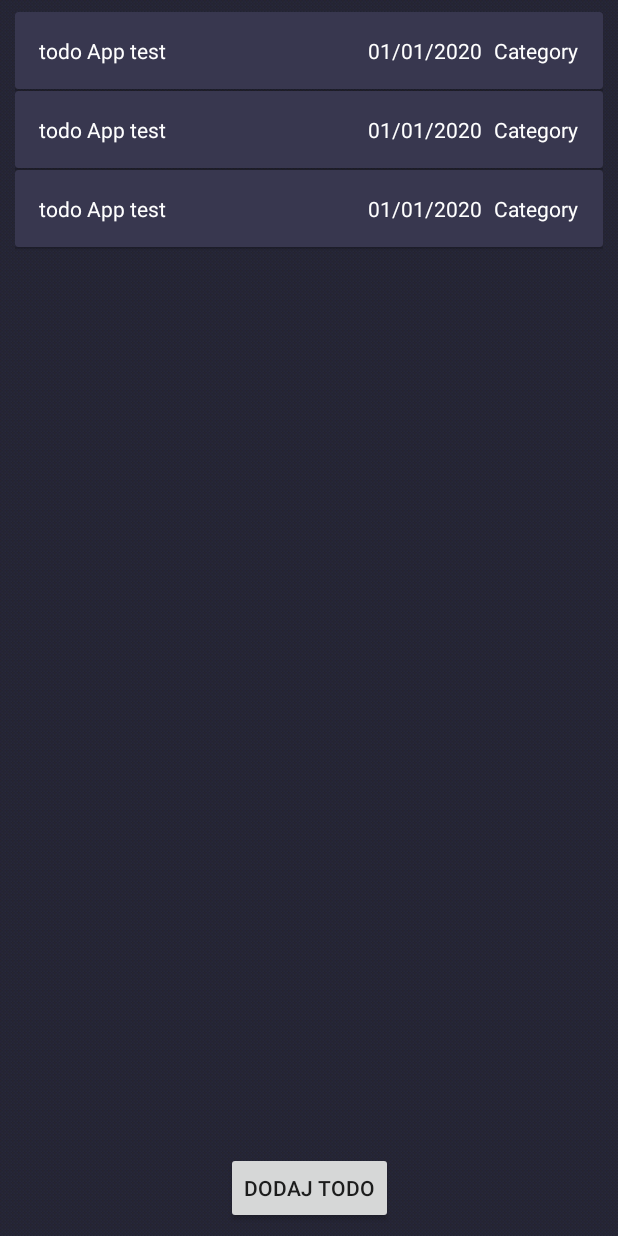
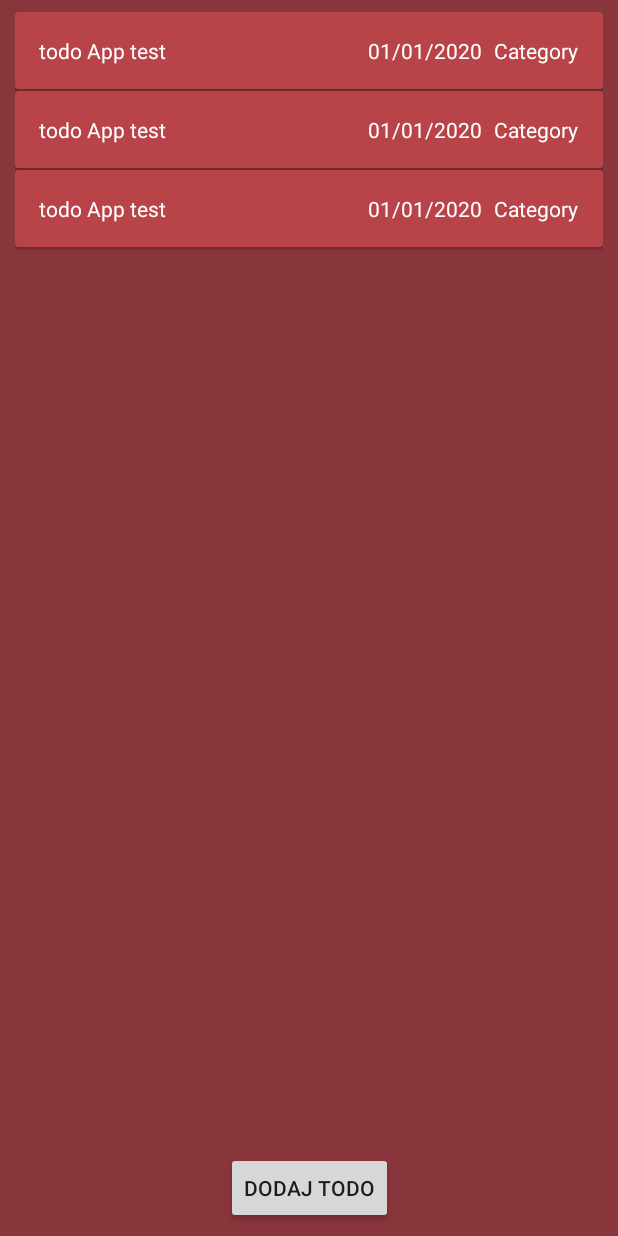
Before and after one commit to PawelSobaszek/ToDo-App-PS-eLeader, an Android app: the layout activity_main.xml on its own in the app's theme, with its tools: preview values and no code run, on a phone screen of 412 x 824 dp. Run offline under Robolectric (Android 15) with nearby library versions, the phone set to English and light mode, and no system bars.

Commit message:
Second commit app todo PS eLeader

```diff
--- a/app/src/main/res/layout/activity_form_todo.xml
+++ b/app/src/main/res/layout/activity_form_todo.xml
@@ -5,7 +5,7 @@
     android:id="@+id/container"
     android:layout_width="match_parent"
     android:layout_height="match_parent"
-    android:background="#9E6768"
+    android:background="#88353B"
     tools:context=".MainActivity">
 
     <TextView
--- a/app/src/main/res/layout/activity_main.xml
+++ b/app/src/main/res/layout/activity_main.xml
@@ -5,7 +5,7 @@
     android:layout_width="match_parent"
     android:layout_height="match_parent"
     tools:context=".MainActivity"
-    android:background="@drawable/bg_pattern_repeated">
+    android:background="#88353B">
 
     <LinearLayout
         android:id="@+id/linearLayout"
@@ -20,7 +20,7 @@
             android:id="@+id/todo_item_list"
             android:layout_width="match_parent"
             android:layout_height="match_parent"
-            android:background="@drawable/bg_pattern_repeated"
+            android:background="#88353B"
             android:paddingLeft="10dp"
             android:paddingTop="8dp"
             android:paddingRight="10dp"
--- a/app/src/main/res/layout/activity_main_item.xml
+++ b/app/src/main/res/layout/activity_main_item.xml
@@ -6,7 +6,7 @@
     android:layout_height="wrap_content"
     android:layout_gravity="center"
     android:layout_margin="4dp"
-    app:cardBackgroundColor="#38374f">
+    app:cardBackgroundColor="#B84348">
 
     <androidx.constraintlayout.widget.ConstraintLayout
         android:layout_width="match_parent"
```
